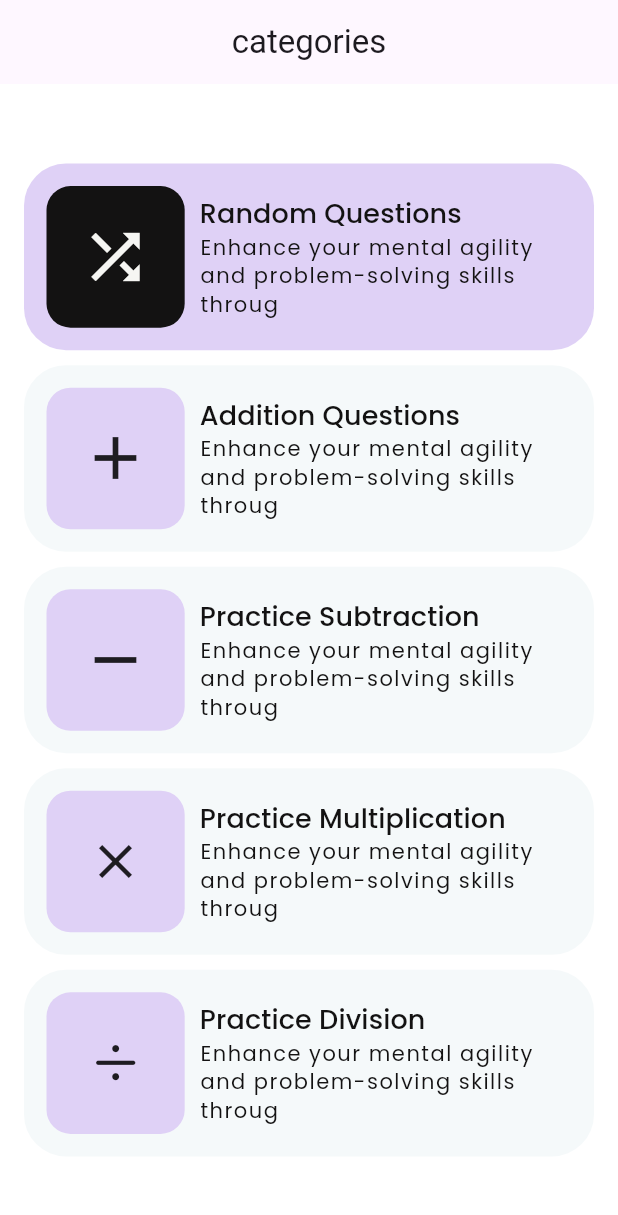
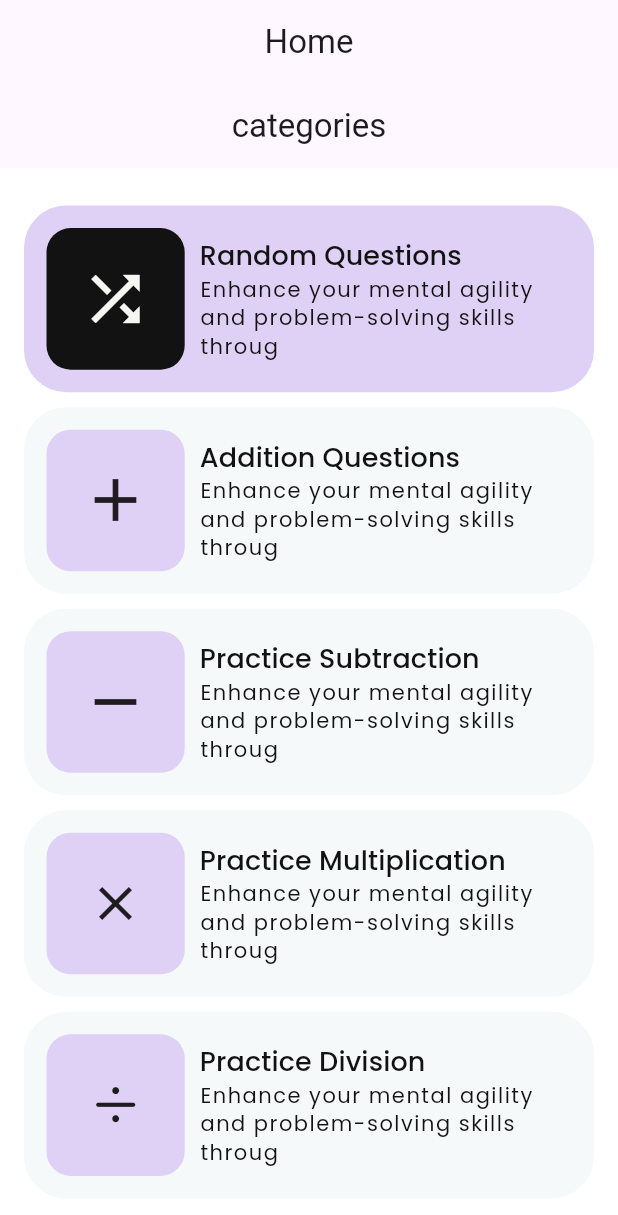
Before and after one commit to prime-infinity/numeracy_app, a Flutter app: the screen it shows after launch, on a phone screen of 412 x 824 dp. Shown: the top 1215 px of the screen. Run offline on Flutter 3.47's test engine with Material 3 defaults, Android fonts, the phone set to English and light mode, and no system bars; our stand-ins replace flutter_riverpod, google_fonts, riverpod_annotation; generated files the repository leaves out were written again.

Commit message:
added home page with pagebuilder and added category and questions page as children

```diff
--- a/lib/main.dart
+++ b/lib/main.dart
@@ -1,7 +1,6 @@
 import 'package:flutter/material.dart';
 import 'package:flutter_riverpod/flutter_riverpod.dart';
-import 'package:numeracy_app/screens/categories/category.dart';
-//import 'package:numeracy_app/screens/questions/question.dart';
+import 'package:numeracy_app/screens/home/home.dart';
 import 'package:numeracy_app/shared/buttons/styled_button.dart';
 import 'package:numeracy_app/shared/texts/styled_text.dart';
 import 'package:numeracy_app/theme.dart';
@@ -10,7 +9,7 @@ void main() {
   runApp(ProviderScope(
     child: MaterialApp(
       theme: primaryTheme,
-      home: const Category(),
+      home: const Home(),
     ),
   ));
 }
--- /dev/null
+++ b/lib/screens/home/home.dart
@@ -0,0 +1,22 @@
+import 'package:flutter/material.dart';
+import 'package:numeracy_app/screens/categories/category.dart';
+import 'package:numeracy_app/screens/questions/question.dart';
+import 'package:numeracy_app/theme.dart';
+
+class Home extends StatelessWidget {
+  const Home({super.key});
+
+  @override
+  Widget build(BuildContext context) {
+    return Scaffold(
+      backgroundColor: AppColors.white,
+      appBar: AppBar(
+        title: const Text("Home"),
+        centerTitle: true,
+      ),
+      body: PageView(
+        children: const [Category(), Question()],
+      ),
+    );
+  }
+}
```
